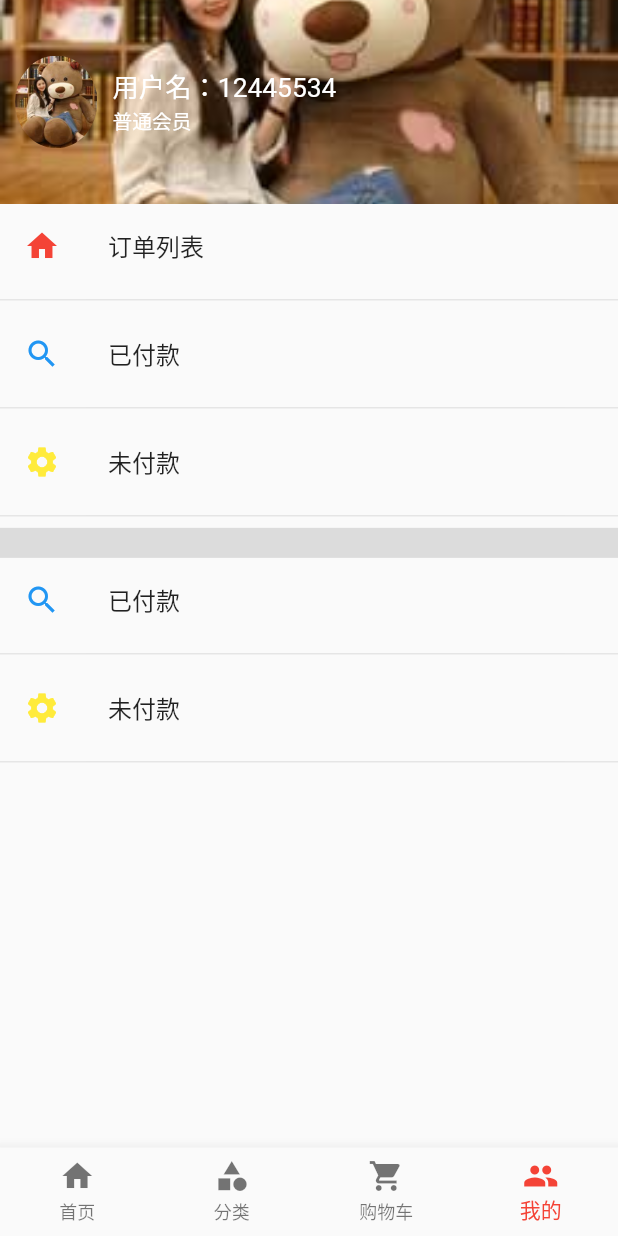
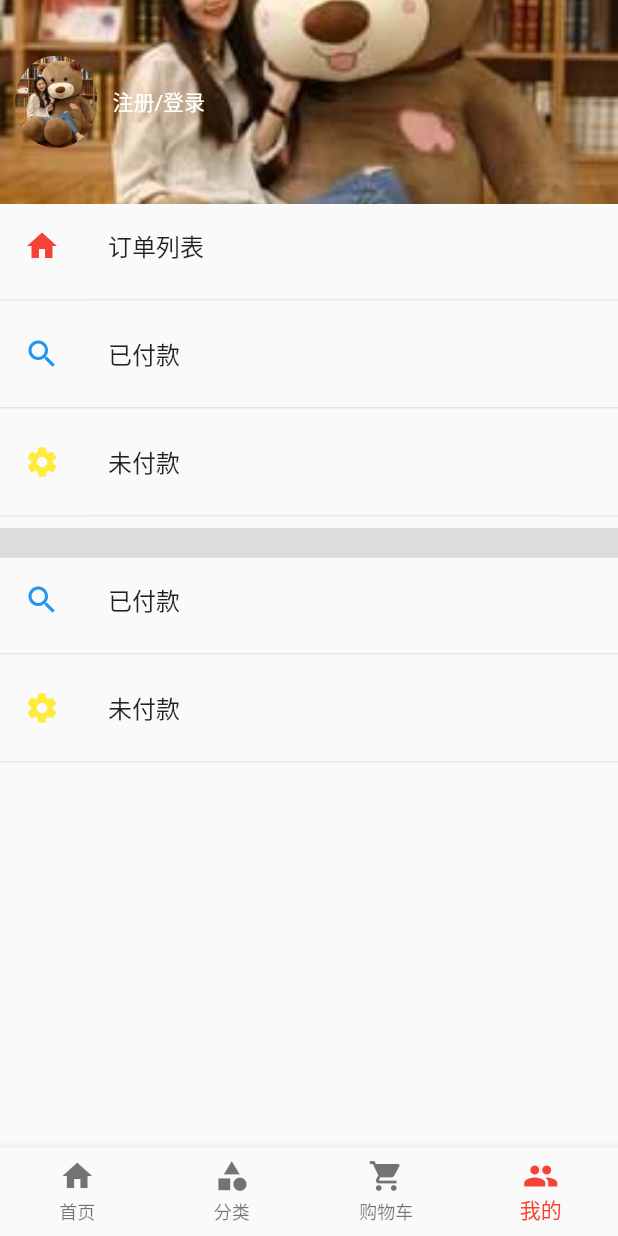
Before and after one commit to tyw809611051/flutter, a Flutter app: the screen it shows after launch, swiped to page 4, on a phone screen of 412 x 824 dp. Run offline on Flutter 3.47's test engine with Material 2 defaults, Android fonts, the phone set to English and light mode, and no system bars; our stand-ins replace dio, event_bus, flutter_screenutil, flutter_swiper, shared_preferences; missing offline and left inert: flutter_inappbrowser; network calls fail; statements that could not run were skipped.

Commit message:
add 登录页面布局

```diff
--- a/lib/pages/tabs/User.dart
+++ b/lib/pages/tabs/User.dart
@@ -36,29 +36,34 @@ class _UserPageState extends State<UserPage> {
                     ),
                   ),
                 ),
+                Expanded(
+                  flex: 1,
+                  child: InkWell(
+                    onTap: () {
+                      Navigator.pushNamed(context, '/login');
+                    },
+                    child: Text("注册/登录",style: TextStyle(
+                    color: Colors.white
+                  ),),
+                  ),
+                ),
                 // Expanded(
                 //   flex: 1,
-                //   child: Text("注册",style: TextStyle(
-                //     color: Colors.white
-                //   ),),
+                //   child: Column(
+                //     mainAxisAlignment: MainAxisAlignment.center,
+                //     crossAxisAlignment: CrossAxisAlignment.start,
+                //     children: <Widget>[
+                //       Text("用户名：12445534",style:TextStyle(
+                //         color: Colors.white,
+                //         fontSize: ScreenAdaper.size(32),
+                //       )),
+                //       Text("普通会员",style: TextStyle(
+                //         color: Colors.white,
+                //         fontSize: ScreenAdaper.size(24),
+                //       ),)
+                //     ],
+                //   ),
                 // ),
-                Expanded(
-                  flex: 1,
-                  child: Column(
-                    mainAxisAlignment: MainAxisAlignment.center,
-                    crossAxisAlignment: CrossAxisAlignment.start,
-                    children: <Widget>[
-                      Text("用户名：12445534",style:TextStyle(
-                        color: Colors.white,
-                        fontSize: ScreenAdaper.size(32),
-                      )),
-                      Text("普通会员",style: TextStyle(
-                        color: Colors.white,
-                        fontSize: ScreenAdaper.size(24),
-                      ),)
-                    ],
-                  ),
-                ),
               ],
             ),
           ),
--- a/lib/routers/router.dart
+++ b/lib/routers/router.dart
@@ -4,12 +4,14 @@ import '../pages/tabs/Tabs.dart';
 import '../pages/ProductList.dart';
 import '../pages/Search.dart';
 import '../pages/ProductContent.dart';
+import '../pages/Login.dart';
 //配置路由
 final routes={
   '/': (context) => Tabs(),
   '/search': (context) => SearchPage(),
   '/productList': (context,{arguments}) => ProductList(arguments:arguments) ,
   '/productContent': (context,{arguments}) => ProductContent(arguments:arguments) ,
+  '/login': (context) => LoginPage(),
 };
 
 var onGenerateRoute = (RouteSettings settings){
```
Also changed, not shown: lib/pages/Login.dart (added, +89 -0 lines), lib/widgets/JdText.dart (added, +39 -0 lines).
